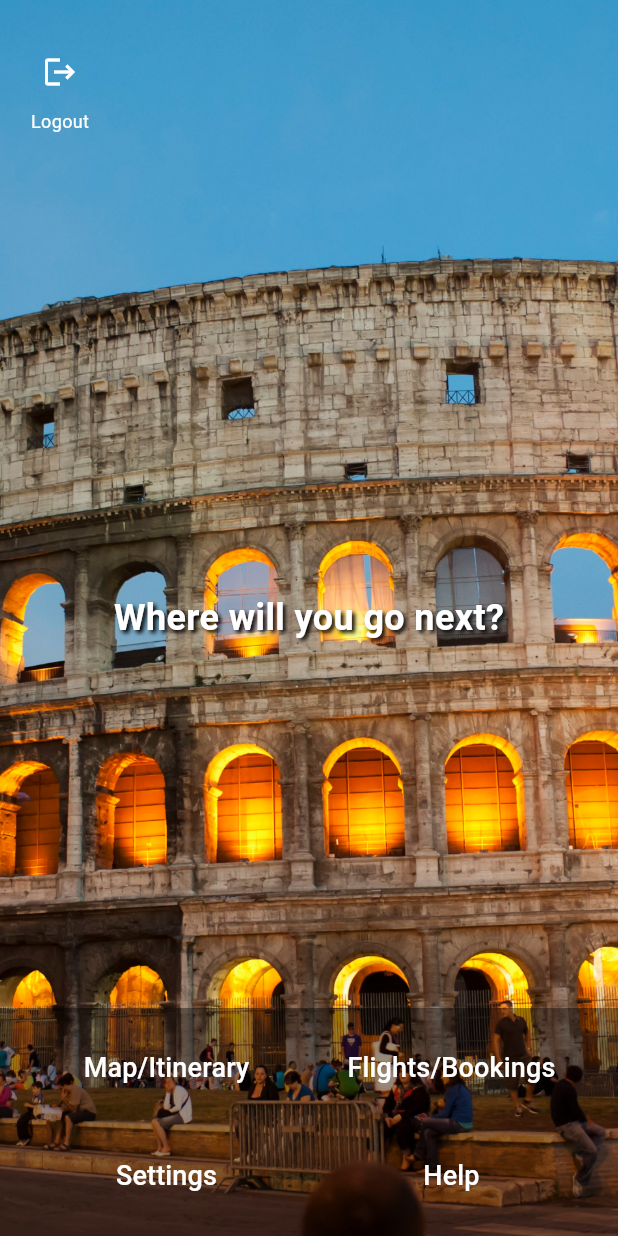
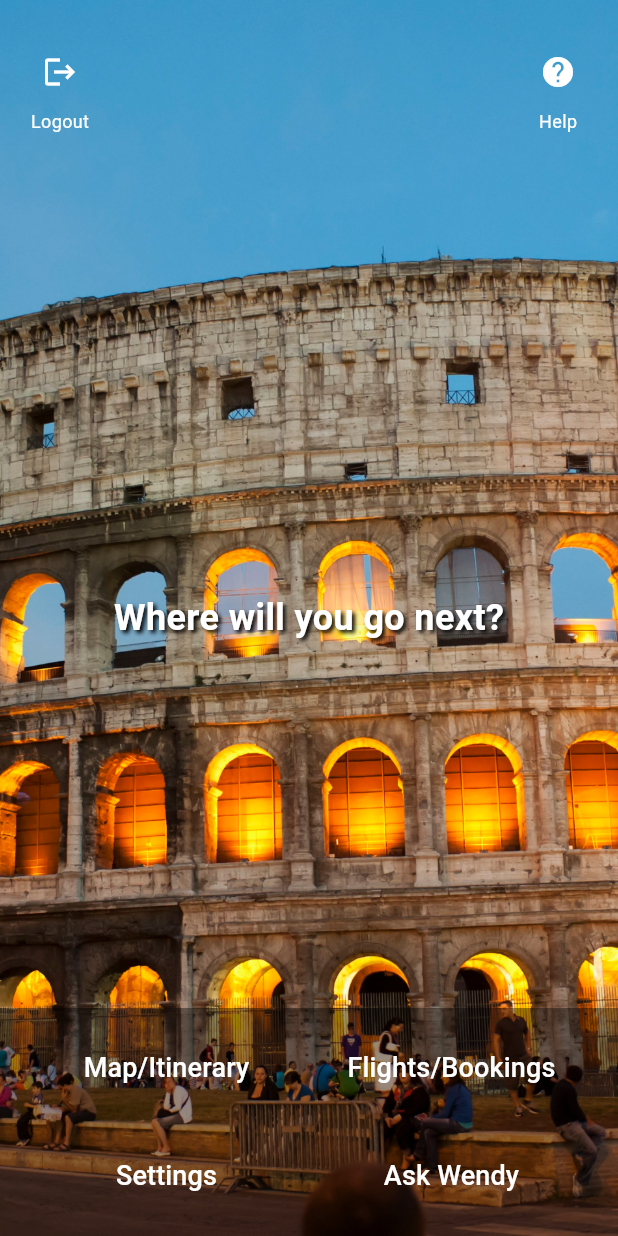
Before and after one commit to matthewyeo1/WanderWise, a Flutter app: the MenuPage screen opened by its route, swiped to page 3, on a phone screen of 412 x 824 dp. Run offline on Flutter 3.47's test engine with Material 3 defaults, Android fonts, the phone set to English and light mode, and no system bars; our stand-ins replace cloud_firestore, file_picker, firebase_auth, firebase_core, firebase_storage, google_maps_flutter and 2 more; missing offline and left inert: flutter_pdfview; accounts and stored records are empty.

```diff
--- a/ww_code/lib/edit_itinerary_page.dart
+++ b/ww_code/lib/edit_itinerary_page.dart
@@ -88,7 +88,7 @@ class EditItineraryPageState extends State<EditItineraryPage> {
 
     return Scaffold(
       appBar: AppBar(
-        title: const Text('Edit Itinerary'),
+        title: const Text('View/Edit Itinerary'),
         actions: [
           TextButton(
             onPressed: () {
--- a/ww_code/lib/main.dart
+++ b/ww_code/lib/main.dart
@@ -9,6 +9,7 @@ import 'login_screen.dart';
 import 'menu_page.dart';
 import 'create_account.dart';
 import 'forgot_password.dart';
+import 'help_page.dart';
 
 void main() async {
   WidgetsFlutterBinding.ensureInitialized();
@@ -66,6 +67,7 @@ class MyApp extends StatelessWidget {
             '/menu': (context) => const MenuPage(),
             '/create_account': (context) => const CreateAccountPage(),
             '/forgot_password': (context) => const ForgotPasswordPage(),
+             '/help': (context) => HelpPage(),
           },
           debugShowCheckedModeBanner: false,
         );
--- a/ww_code/lib/map_itinerary_page.dart
+++ b/ww_code/lib/map_itinerary_page.dart
@@ -226,7 +226,7 @@ class MapItineraryPageState extends State<MapItineraryPage> {
                 mainAxisSize: MainAxisSize.min,
                 children: [
                   IconButton(
-                    icon: const Icon(Icons.open_with_rounded, color: Colors.black45),
+                    icon: const Icon(Icons.visibility, color: Colors.black45),
                     onPressed: () => _editItineraryItem(index),
                   ),
                   IconButton(
--- a/ww_code/lib/menu_page.dart
+++ b/ww_code/lib/menu_page.dart
@@ -1,10 +1,10 @@
 import 'package:flutter/material.dart';
 import 'package:firebase_auth/firebase_auth.dart';
 import 'package:google_sign_in/google_sign_in.dart';
-
 import 'map_itinerary_page.dart';
 import 'manage_flights_bookings_page.dart';
 import 'settings_page.dart';
+import 'wendy_chatbot.dart';
 import 'help_page.dart';
 
 class MenuPage extends StatefulWidget {
@@ -28,7 +28,6 @@ class _MenuPageState extends State<MenuPage> {
   int currentIndex = 0;
 
   final GoogleSignIn _googleSignIn = GoogleSignIn();
-
 
   // Menu page UI
   @override
@@ -73,6 +72,27 @@ class _MenuPageState extends State<MenuPage> {
               ],
             ),
           ),
+          Positioned(
+            top: 24.0,
+            right: 16.0,
+            child: Column(
+              children: [
+                IconButton(
+                  icon: const Icon(Icons.help, color: Colors.white),
+                  onPressed: () {
+              Navigator.push(
+                context,
+                MaterialPageRoute(builder: (context) => HelpPage()),
+              );
+            },
+                ),
+                const Text(
+                  'Help',
+                  style: TextStyle(color: Colors.white, fontSize: 12),
+                ),
+              ],
+            ),
+          ),
           const Center(
             child: Text('Where will you go next?',
                 style: TextStyle(
@@ -112,7 +132,8 @@ class _MenuPageState extends State<MenuPage> {
                     children: [
                       _buildExpandedButton(
                           context, 'Settings', _navigateToSettings),
-                      _buildExpandedButton(context, 'Help', _navigateToHelp),
+                      _buildExpandedButton(
+                        context, 'Ask Wendy', _navigateToWendyAI),
                     ],
                   ),
                 ],
@@ -210,8 +231,8 @@ class _MenuPageState extends State<MenuPage> {
         context, MaterialPageRoute(builder: (context) => const SettingsPage()));
   }
 
-  void _navigateToHelp() {
+  void _navigateToWendyAI() {
     Navigator.push(
-        context, MaterialPageRoute(builder: (context) => const HelpPage()));
+        context, MaterialPageRoute(builder: (context) => const WendyAI()));
   }
 }
```
Also changed, not shown: ww_code/lib/help_page.dart (+71 -1 lines), ww_code/lib/wendy_chatbot.dart (added, +15 -0 lines).
